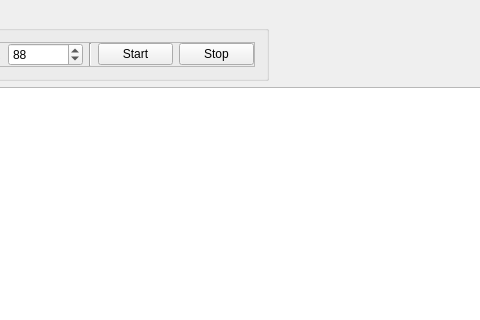
henginar/computegrid, file computegridmanager/uicomputegridmanager.ui: the form before one commit; both pictures show x 296 to 776 and y 0 to 320 of the 1114 by 768 pixel window.
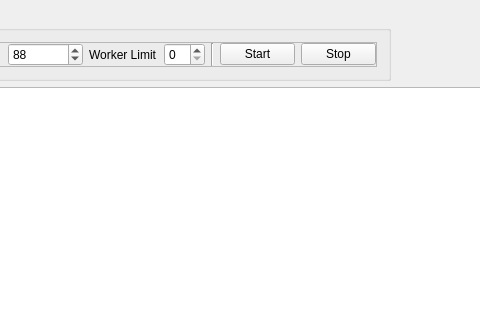
The form after the commit.

Commit message: worker limit option added

```diff
--- a/computegridmanager/uicomputegridmanager.ui
+++ b/computegridmanager/uicomputegridmanager.ui
@@ -111,6 +111,23 @@
                 </property>
                </widget>
               </item>
+              <item>
+               <widget class="QLabel" name="labelWorkerLimit">
+                <property name="text">
+                 <string>Worker Limit</string>
+                </property>
+               </widget>
+              </item>
+              <item>
+               <widget class="QSpinBox" name="spinBoxWorkerLimit">
+                <property name="minimumSize">
+                 <size>
+                  <width>40</width>
+                  <height>0</height>
+                 </size>
+                </property>
+               </widget>
+              </item>
               <item>
                <widget class="Line" name="line_3">
                 <property name="orientation">
```
Left out of the diff: 3 changed lines with no effect on the pictures. The commit also changes 3 other files.
